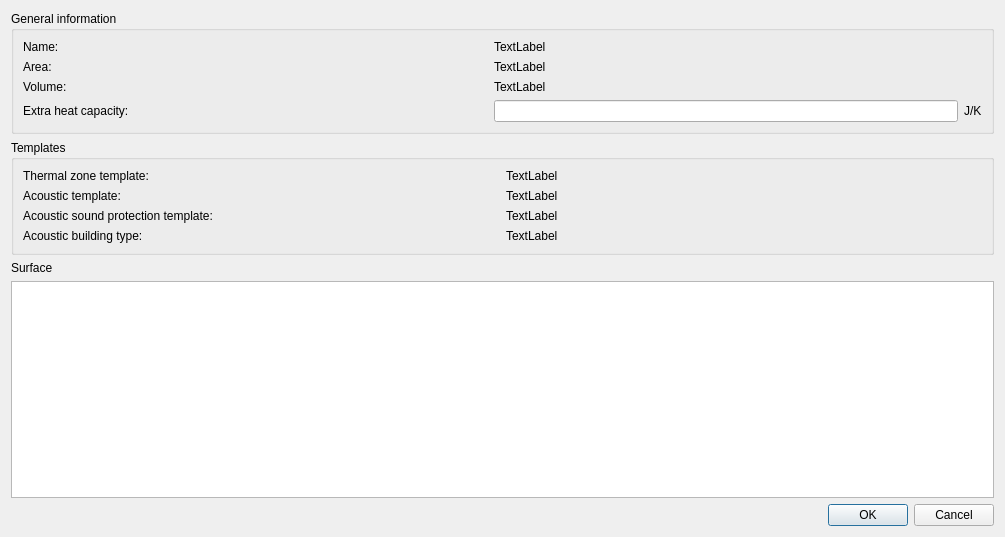
Above: SIM-VICUS/src/SVZoneInformationDialog.ui from ghorwin/SIM-VICUS before the change. Below: the same form after it.
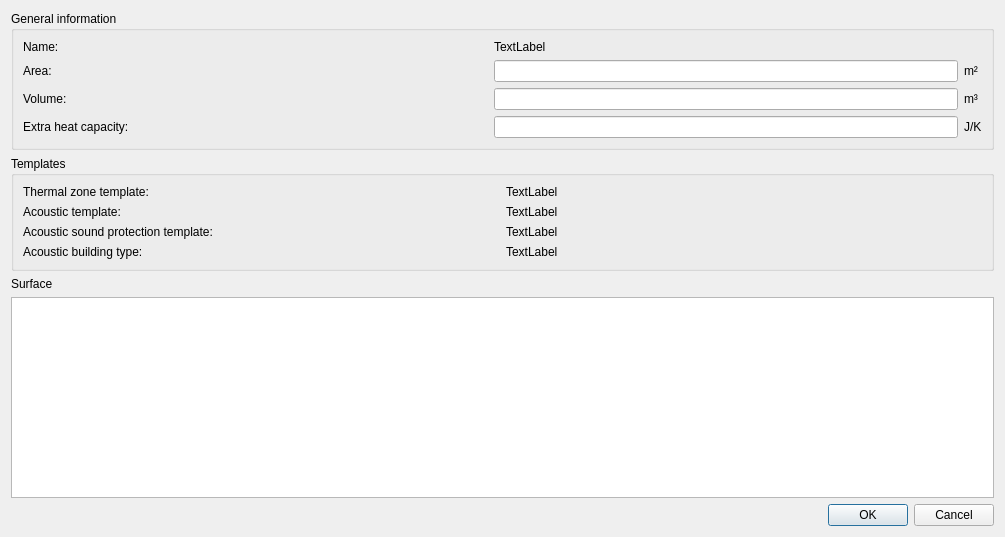
That is the form after the change. Custom widgets are drawn as their Qt base class.

Commit message: Zone information dialog

Diff of the .ui file:
```diff
--- a/SIM-VICUS/src/SVZoneInformationDialog.ui
+++ b/SIM-VICUS/src/SVZoneInformationDialog.ui
@@ -98,13 +98,6 @@
       <string>General information</string>
      </property>
      <layout class="QGridLayout" name="gridLayout_3">
-      <item row="1" column="1">
-       <widget class="QLabel" name="labelArea">
-        <property name="text">
-         <string>TextLabel</string>
-        </property>
-       </widget>
-      </item>
       <item row="0" column="0">
        <widget class="QLabel" name="label">
         <property name="text">
@@ -113,7 +106,7 @@
        </widget>
       </item>
       <item row="3" column="1">
-       <widget class="QtExt::ValidatingLineEdit" name="heatCapacityLineEdit">
+       <widget class="QtExt::ValidatingLineEdit" name="lineEditHeatCapacity">
         <property name="sizePolicy">
          <sizepolicy hsizetype="Preferred" vsizetype="Preferred">
           <horstretch>0</horstretch>
@@ -129,13 +122,6 @@
         </property>
        </widget>
       </item>
-      <item row="2" column="1">
-       <widget class="QLabel" name="labelVolume">
-        <property name="text">
-         <string>TextLabel</string>
-        </property>
-       </widget>
-      </item>
       <item row="1" column="0">
        <widget class="QLabel" name="label_2">
         <property name="text">
@@ -170,6 +156,52 @@
         </property>
        </widget>
       </item>
+      <item row="2" column="1">
+       <widget class="QtExt::ValidatingLineEdit" name="lineEditVolume">
+        <property name="sizePolicy">
+         <sizepolicy hsizetype="Preferred" vsizetype="Preferred">
+          <horstretch>0</horstretch>
+          <verstretch>0</verstretch>
+         </sizepolicy>
+        </property>
+       </widget>
+      </item>
+      <item row="1" column="1">
+       <widget class="QtExt::ValidatingLineEdit" name="lineEditArea">
+        <property name="sizePolicy">
+         <sizepolicy hsizetype="Preferred" vsizetype="Preferred">
+          <horstretch>0</horstretch>
+          <verstretch>0</verstretch>
+         </sizepolicy>
+        </property>
+       </widget>
+      </item>
+      <item row="2" column="2">
+       <widget class="QLabel" name="label_11">
+        <property name="sizePolicy">
+         <sizepolicy hsizetype="Fixed" vsizetype="Preferred">
+          <horstretch>0</horstretch>
+          <verstretch>0</verstretch>
+         </sizepolicy>
+        </property>
+        <property name="text">
+         <string>m³</string>
+        </property>
+       </widget>
+      </item>
+      <item row="1" column="2">
+       <widget class="QLabel" name="label_12">
+        <property name="sizePolicy">
+         <sizepolicy hsizetype="Fixed" vsizetype="Preferred">
+          <horstretch>0</horstretch>
+          <verstretch>0</verstretch>
+         </sizepolicy>
+        </property>
+        <property name="text">
+         <string>m²</string>
+        </property>
+       </widget>
+      </item>
      </layout>
     </widget>
    </item>
```
Left out of the diff: 2 changed lines with no effect on the pictures. The commit also changes 6 other files.
